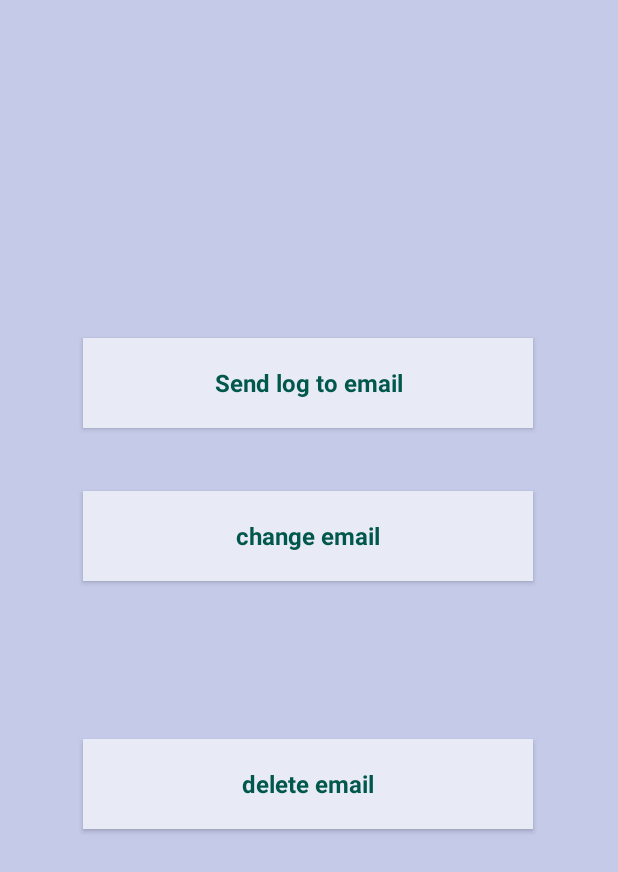
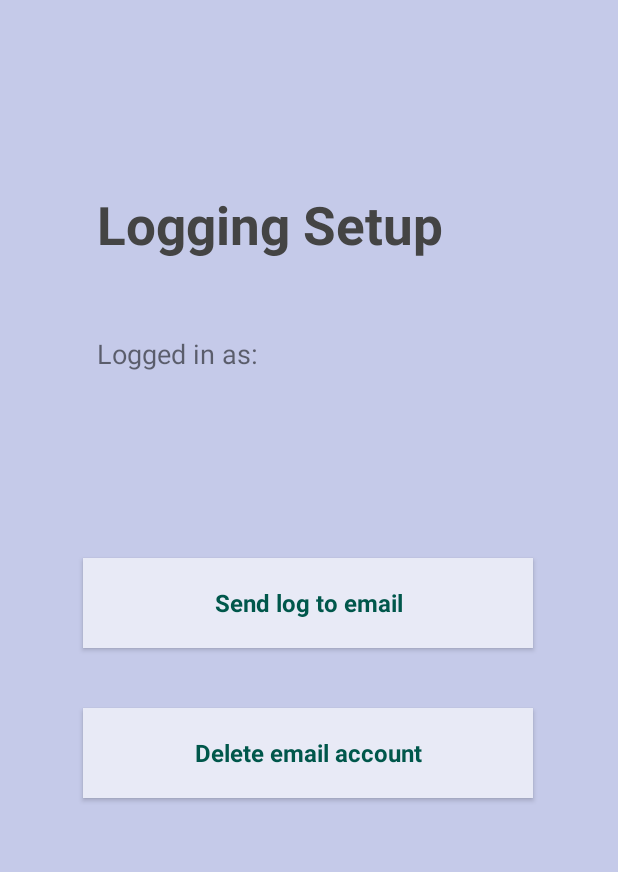
Before and after one commit to bj0rnar/PILocker, an Android app: the EmailSettingsFragment screen opened through its navigation route, on a phone screen of 412 x 824 dp. Shown: the top 872 px of the screen. Run offline under Robolectric (Android 15) with nearby library versions, the light colour scheme and no system bars; libraries missing offline, so code that uses them is left out: com.jcraft.jsch.

Commit message:
Delete email + some changes to functionality

```diff
--- a/app/src/main/java/no/hiof/bjornap/pilocker/ConnectFragment.java
+++ b/app/src/main/java/no/hiof/bjornap/pilocker/ConnectFragment.java
@@ -58,12 +58,12 @@ public class ConnectFragment extends Fragment {
 
         int key = 1;
 
-        /*
+
         if (pref.getString("key_ip", null) != null){
             key = 0;
 
         }
-        */
+
 
 
 
--- a/app/src/main/java/no/hiof/bjornap/pilocker/EmailSettingsFragment.java
+++ b/app/src/main/java/no/hiof/bjornap/pilocker/EmailSettingsFragment.java
@@ -21,6 +21,7 @@ import android.view.LayoutInflater;
 import android.view.View;
 import android.view.ViewGroup;
 import android.widget.Button;
+import android.widget.TextView;
 import android.widget.Toast;
 
 
@@ -30,12 +31,17 @@ public class EmailSettingsFragment extends Fragment implements AsyncResponseInte
 
     private NavController navController;
     private Button sendBtn;
+    private Button deleteEmailBtn;
+
 
     private SharedPreferences pref;
 
     private String prefHost;
     private String prefPub;
     private String prefPriv;
+    private String prefMail;
+    private Boolean prefLog;
+    private TextView emailTextView;
 
     public EmailSettingsFragment() {
         // Required empty public constructor
@@ -54,13 +60,19 @@ public class EmailSettingsFragment extends Fragment implements AsyncResponseInte
         super.onViewCreated(view, savedInstanceState);
 
         sendBtn = view.findViewById(R.id.email_fragment_resendEmailBtn);
+        deleteEmailBtn = view.findViewById(R.id.email_fragment_deleteEmailBtn);
         navController = Navigation.findNavController(view);
+        emailTextView = view.findViewById(R.id.fragment_logging_mail_textView);
 
         pref = getContext().getApplicationContext().getSharedPreferences("myPref", 0);
         prefHost = pref.getString("key_ip", null);
         prefPriv = pref.getString("rsapriv", null);
         prefPub = pref.getString("rsapub", null);
+        prefMail = pref.getString("email", null);
 
+        if (prefMail != null) {
+            emailTextView.setText(prefMail);
+        }
         sendBtn.setOnClickListener(new View.OnClickListener() {
             @Override
             public void onClick(View view) {
@@ -71,6 +83,24 @@ public class EmailSettingsFragment extends Fragment implements AsyncResponseInte
                 SSHExecuter executer = new SSHExecuter();
                 executer.response = thisInterface;
                 executer.execute("ubuntu", prefHost, "./sendMail.sh", prefPriv, prefPub);
+            }
+        });
+
+        deleteEmailBtn.setOnClickListener(new View.OnClickListener() {
+            @Override
+            public void onClick(View view) {
+
+                deleteEmailBtn.setEnabled(false);
+                deleteEmailBtn.getBackground().setColorFilter(Color.GRAY, PorterDuff.Mode.MULTIPLY);
+
+                SSHExecuter executer = new SSHExecuter();
+                executer.response = thisInterface;
+                executer.execute("ubuntu", prefHost, "./deleteMail.sh", prefPriv, prefPub);
+                pref.edit().remove("email").apply();
+                pref.edit().putBoolean("isLoggingEnabled", false).apply();
+
+                Toast.makeText(getContext().getApplicationContext(), "Email successfully deleted", Toast.LENGTH_LONG).show();
+                navController.navigate(R.id.action_emailSettingsFragment_to_unlockFragment2);
             }
         });
 
@@ -100,6 +130,8 @@ public class EmailSettingsFragment extends Fragment implements AsyncResponseInte
         sendBtn.setEnabled(true);
         sendBtn.getBackground().setColorFilter(null);
 
-        Toast.makeText(getContext().getApplicationContext(), result, Toast.LENGTH_LONG).show();
+        deleteEmailBtn.setEnabled(true);
+        deleteEmailBtn.getBackground().setColorFilter(null);
+
     }
 }
--- a/app/src/main/java/no/hiof/bjornap/pilocker/UnlockFragment.java
+++ b/app/src/main/java/no/hiof/bjornap/pilocker/UnlockFragment.java
@@ -49,6 +49,7 @@ public class UnlockFragment extends Fragment implements AsyncResponseInterface {
     private String prefName;
     private String prefPub;
     private String prefPriv;
+    private Boolean prefEmailLoggedIn;
 
     private SharedPreferences pref;
 
@@ -149,6 +150,7 @@ public class UnlockFragment extends Fragment implements AsyncResponseInterface {
         prefSide = pref.getString("side", null);
         prefPriv = pref.getString("rsapriv", null);
         prefPub = pref.getString("rsapub", null);
+        prefEmailLoggedIn = pref.getBoolean("isLoggingEnabled", false);
 
         navController = Navigation.findNavController(view);
 
@@ -164,11 +166,16 @@ public class UnlockFragment extends Fragment implements AsyncResponseInterface {
                     case R.id.menu_unlock_email_settings:
                         Log.i("MENUTEST", "Email knappen");
                         //Can navigate using this.
-                        navController.navigate(R.id.action_unlockFragment2_to_emailSettingsFragment);
+                        if (prefEmailLoggedIn) {
+                            navController.navigate(R.id.action_unlockFragment2_to_emailSettingsFragment);
+                        }
+                        else {
+                            navController.navigate(R.id.action_unlockFragment2_to_installLoggingSetup2);
+                        }
                         return true;
                     case R.id.menu_unlock_second:
                         Log.i("MENUTEST", "Andre knappen");
-                        navController.navigate(R.id.action_unlockFragment2_to_installLoggingSetup2);
+                        //navController.navigate(R.id.action_unlockFragment2_to_installLoggingSetup2);
                         return true;
                 }
 
@@ -189,7 +196,7 @@ public class UnlockFragment extends Fragment implements AsyncResponseInterface {
 
         statusText = view.findViewById(R.id.unlock_status_status_textView);
 
-        statusText.setText("UNKNOWN");
+        statusText.setText("Waiting for command");
         lockBtn = view.findViewById(R.id.lockBtn);
         unlockBtn = view.findViewById(R.id.unlockBtn);
 
--- a/app/src/main/res/layout/fragment_email_settings.xml
+++ b/app/src/main/res/layout/fragment_email_settings.xml
@@ -8,54 +8,87 @@
     tools:context=".UnlockFragment">
 
 
+    <androidx.constraintlayout.widget.ConstraintLayout
+        android:layout_width="wrap_content"
+        android:layout_height="wrap_content"
+        android:layout_marginTop="76dp"
+        app:layout_constraintEnd_toEndOf="parent"
+        app:layout_constraintHorizontal_bias="0.337"
+        app:layout_constraintStart_toStartOf="parent"
+        app:layout_constraintTop_toTopOf="parent">
+
+        <TextView
+            android:id="@+id/fragment_logging_header_textView"
+            android:layout_width="wrap_content"
+            android:layout_height="wrap_content"
+            android:layout_marginTop="40dp"
+            android:padding="10sp"
+            android:text="Logging Setup"
+            android:textColor="#444444"
+            android:textSize="35sp"
+            android:textStyle="bold"
+            app:layout_constraintEnd_toEndOf="parent"
+            app:layout_constraintHorizontal_bias="0.0"
+            app:layout_constraintStart_toStartOf="parent"
+            app:layout_constraintTop_toTopOf="parent" />
+
+        <TextView
+            android:id="@+id/fragment_logging_loggedIn_textView"
+            android:layout_width="wrap_content"
+            android:layout_height="wrap_content"
+            android:layout_marginTop="40dp"
+            android:paddingLeft="10sp"
+            android:text="Logged in as:"
+            android:textSize="18sp"
+            app:layout_constraintEnd_toEndOf="parent"
+            app:layout_constraintHorizontal_bias="0.0"
+            app:layout_constraintStart_toStartOf="parent"
+            app:layout_constraintTop_toBottomOf="@+id/fragment_logging_header_textView" />
+
+        <TextView
+            android:id="@+id/fragment_logging_mail_textView"
+            android:layout_width="match_parent"
+            android:layout_height="wrap_content"
+            android:layout_marginTop="4dp"
+            android:paddingLeft="10sp"
+            app:layout_constraintEnd_toEndOf="parent"
+            app:layout_constraintHorizontal_bias="0.0"
+            app:layout_constraintStart_toStartOf="parent"
+            app:layout_constraintTop_toBottomOf="@+id/fragment_logging_loggedIn_textView" />
+
+    </androidx.constraintlayout.widget.ConstraintLayout>
+
     <Button
         android:id="@+id/email_fragment_resendEmailBtn"
         style="@style/LockingButton"
         android:layout_width="300sp"
         android:layout_height="60sp"
         android:layout_gravity="top|center"
+        android:layout_marginTop="372dp"
         android:elevation="10sp"
         android:text="Send log to email"
         android:textColor="@color/colorPrimaryDark"
-        app:layout_constraintBottom_toBottomOf="parent"
         app:layout_constraintEnd_toEndOf="parent"
         app:layout_constraintHorizontal_bias="0.495"
         app:layout_constraintStart_toStartOf="parent"
-        app:layout_constraintTop_toTopOf="parent"
-        app:layout_constraintVertical_bias="0.295" />
+        app:layout_constraintTop_toTopOf="parent" />
+
 
     <Button
-        android:id="@+id/changeEmailButton"
-        style="@style/LockingButton"
-        android:layout_width="300sp"
-        android:layout_height="60sp"
-        android:layout_gravity="center"
-        android:layout_marginBottom="56dp"
-        android:elevation="10sp"
-        android:text="change email"
-        android:textColor="@color/colorPrimaryDark"
-        app:layout_constraintBottom_toTopOf="@+id/deleteEmailBtn"
-        app:layout_constraintEnd_toEndOf="parent"
-        app:layout_constraintHorizontal_bias="0.495"
-        app:layout_constraintStart_toStartOf="parent"
-        app:layout_constraintTop_toBottomOf="@+id/email_fragment_resendEmailBtn"
-        app:layout_constraintVertical_bias="0.457" />
-
-    <Button
-        android:id="@+id/deleteEmailBtn"
+        android:id="@+id/email_fragment_deleteEmailBtn"
         style="@style/LockingButton"
         android:layout_width="300sp"
         android:layout_height="60sp"
         android:layout_gravity="bottom|center"
+        android:layout_marginTop="40dp"
         android:elevation="10sp"
-        android:text="delete email"
+        android:text="Delete email account"
         android:textColor="@color/colorPrimaryDark"
-        app:layout_constraintBottom_toBottomOf="parent"
         app:layout_constraintEnd_toEndOf="parent"
         app:layout_constraintHorizontal_bias="0.495"
         app:layout_constraintStart_toStartOf="parent"
-        app:layout_constraintTop_toTopOf="parent"
-        app:layout_constraintVertical_bias="0.645" />
+        app:layout_constraintTop_toBottomOf="@+id/email_fragment_resendEmailBtn" />
+
 
 
 </androidx.constraintlayout.widget.ConstraintLayout>
```
